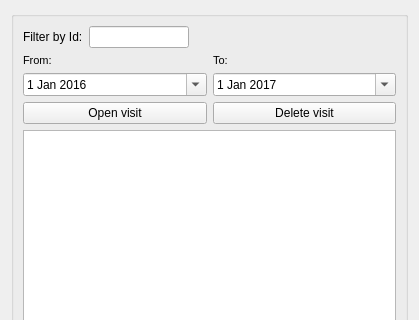
Above: ui/visit_management.ui from Giswater/giswater_qgis_plugin before the change; both pictures show x 0 to 419 and y 0 to 320 of the 419 by 669 pixel window. Below: the same form after it.
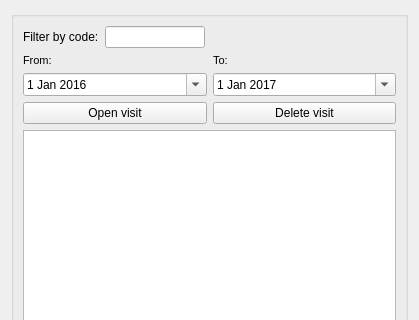
That is the form after the change.

```diff
--- a/ui/visit_management.ui
+++ b/ui/visit_management.ui
@@ -25,7 +25,7 @@
         <item>
          <widget class="QLabel" name="label">
           <property name="text">
-           <string>Filter by Id:</string>
+           <string>Filter by code:</string>
           </property>
          </widget>
         </item>
```
